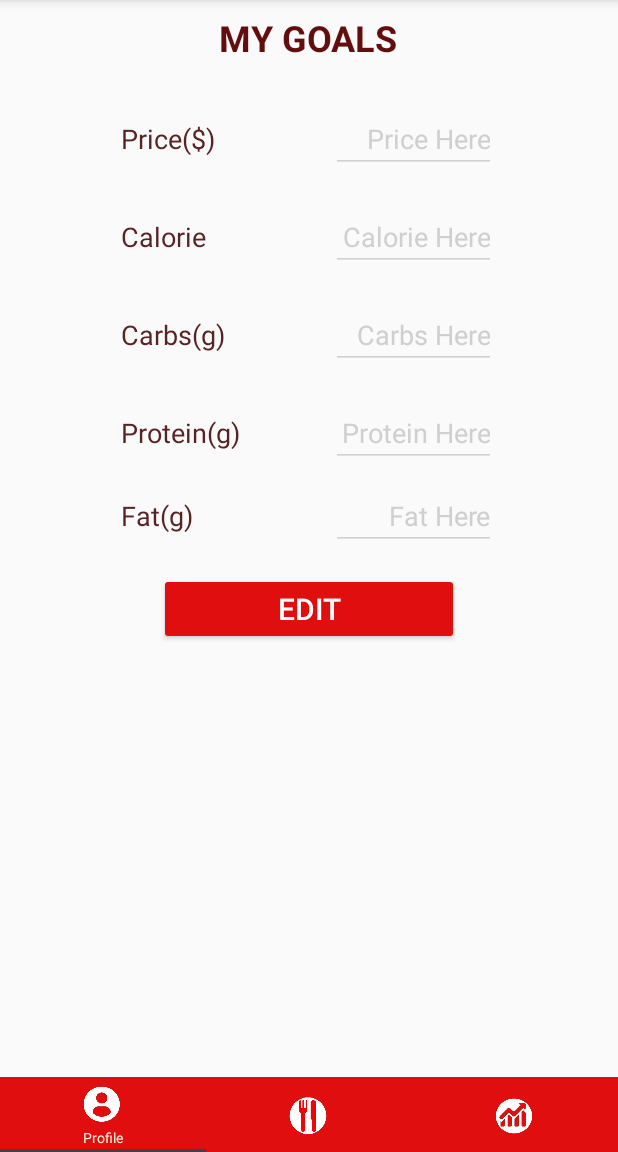
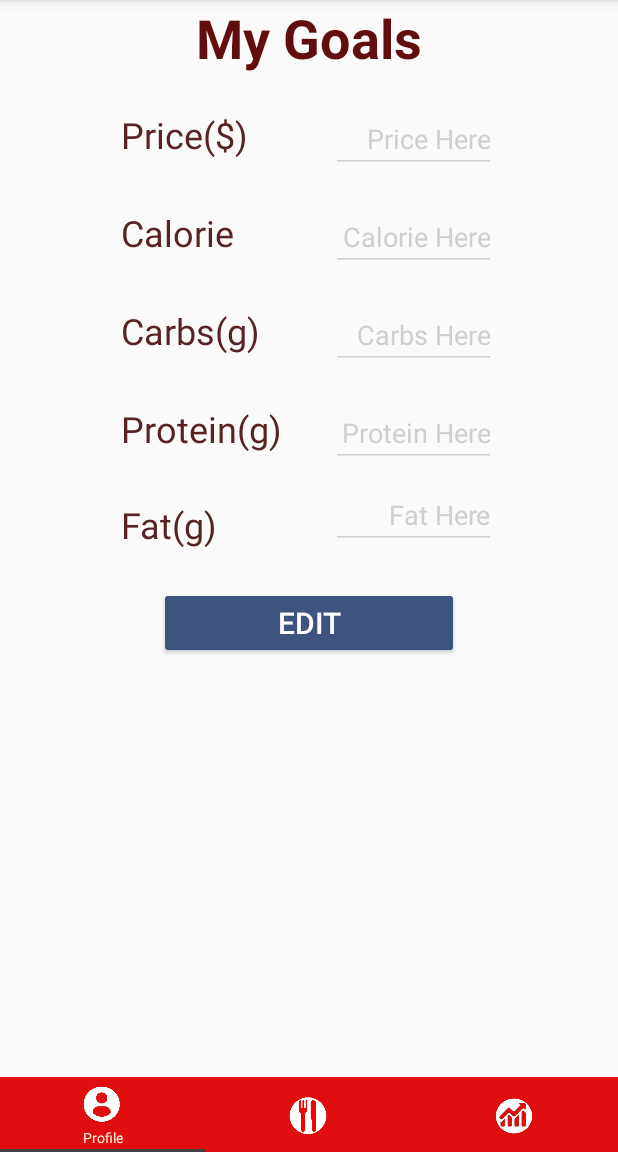
Before and after one commit to YasuChiba/LEET, an Android app: the screen it shows after launch once a user with an empty profile is signed in (MainActivity), after a tap on an icon or button, on a phone screen of 412 x 824 dp, the part 84-1236 px from its top. Run offline under Robolectric (Android 15) with nearby library versions, the phone set to English and light mode, and no system bars; our stand-ins replace Firebase (no records; nobody signed in at launch, a user with empty details on screens opened directly); 20 statements that could not run were skipped; 1 other tap on this screen came first.

Commit message:
Changed text sizes

```diff
--- a/app/src/main/java/com/leet/leet/screen/profile/view/ProfileView.java
+++ b/app/src/main/java/com/leet/leet/screen/profile/view/ProfileView.java
@@ -54,7 +54,7 @@ public class ProfileView implements ProfileViewInterface, View.OnClickListener{
 
     Button goals_save, acc_save, Recommended, delete;
     ViewSwitcher goals_to_acc_vs;
-    ImageButton cancel_info, cancel_goals;
+    ImageButton cancel_goals;
 
 
 
@@ -90,9 +90,7 @@ public class ProfileView implements ProfileViewInterface, View.OnClickListener{
         acc_save.setOnClickListener(this);
         delete = (Button)this.getRootView().findViewById(R.id.Delete);
         delete.setOnClickListener(this);
-        cancel_info = this.getRootView().findViewById(R.id.cancel_info);
         cancel_goals = this.getRootView().findViewById(R.id.cancel_goals);
-        cancel_info.setOnClickListener(this);
         cancel_goals.setOnClickListener(this);
 
 
@@ -215,13 +213,6 @@ public class ProfileView implements ProfileViewInterface, View.OnClickListener{
                 Recommended.setVisibility(View.GONE);
                 cancel_goals.setVisibility(View.GONE);
                 break;
-            case R.id.cancel_info:
-                mListner.discardGoalChanges();
-                acc_save.setText("Edit");
-                setProfileEdit(false);
-                accEdit = false;
-                cancel_info.setVisibility(View.GONE);
-                break;
             case R.id.Recommended:
                 mListner.setRecommended();
                 break;
@@ -229,13 +220,11 @@ public class ProfileView implements ProfileViewInterface, View.OnClickListener{
                 mListner.saveInfoEntity(createUserInfoEntity());
                 if(accEdit == false) {
                     acc_save.setText("Save");
-                    cancel_info.setVisibility(View.VISIBLE);
                     setProfileEdit(true);
                     accEdit = true;
                 }
                 else {
                     acc_save.setText("Edit");
-                    cancel_info.setVisibility(View.GONE);
                     mListner.saveInfoEntity(createUserInfoEntity());
                     setProfileEdit(false);
                     accEdit = false;
--- a/app/src/main/res/layout/viewswitcher_test.xml
+++ b/app/src/main/res/layout/viewswitcher_test.xml
@@ -37,9 +37,9 @@
                         android:layout_centerHorizontal="true"
                         android:layout_centerVertical="true"
                         android:layout_gravity="center"
-                        android:text="MY GOALS"
+                        android:text="My Goals"
                         android:textColor="@color/Lable"
-                        android:textSize="24sp"
+                        android:textSize="36sp"
                         android:textStyle="bold"
                         tools:typeface="sans" />
                 </RelativeLayout>
@@ -50,7 +50,8 @@
                     android:layout_height="450dp"
                     android:layout_below="@+id/relativeLayout"
                     android:layout_centerHorizontal="true"
-                    android:orientation="vertical">
+                    android:orientation="vertical"
+                    android:weightSum="1">
 
                     <RelativeLayout
                         android:layout_width="match_parent"
@@ -93,7 +94,7 @@
                             android:layout_alignParentStart="true"
                             android:text="@string/Price"
                             android:textColor="@color/light_red"
-                            android:textSize="18sp" />
+                            android:textSize="24sp" />
 
 
                     </RelativeLayout>
@@ -133,7 +134,7 @@
                             android:layout_alignParentStart="true"
                             android:text="@string/Calorie"
                             android:textColor="@color/light_red"
-                            android:textSize="18sp" />
+                            android:textSize="24sp" />
 
 
                     </RelativeLayout>
@@ -173,7 +174,7 @@
                             android:layout_alignParentStart="true"
                             android:text="@string/Carbs"
                             android:textColor="@color/light_red"
-                            android:textSize="18sp" />
+                            android:textSize="24sp" />
 
 
                     </RelativeLayout>
@@ -213,23 +214,22 @@
                             android:layout_alignParentStart="true"
                             android:text="@string/Protein"
                             android:textColor="@color/light_red"
-                            android:textSize="18sp" />
+                            android:textSize="24sp" />
 
 
                     </RelativeLayout>
 
                     <RelativeLayout
+                        android:id="@+id/fat_container"
                         android:layout_width="250dp"
                         android:layout_height="wrap_content"
-                        android:layout_gravity="center">
+                        android:layout_gravity="center"
+                        android:layout_weight="0.53">
 
                         <EditText
                             android:id="@+id/Fat"
                             android:layout_width="110dp"
                             android:layout_height="wrap_content"
-                            android:layout_alignParentRight="true"
-                            android:layout_alignParentTop="true"
-                            android:layout_marginTop="10dp"
                             android:backgroundTint="#cfcfcf"
                             android:ems="10"
                             android:gravity="right"
@@ -238,7 +238,9 @@
                             android:maxLength="5"
                             android:textColor="@color/textColor"
                             android:textColorHint="@color/textColorHint"
-                            android:textSize="18sp">>
+                            android:textSize="18sp"
+                            android:layout_centerVertical="true"
+                            android:layout_alignParentEnd="true">>
 
                             <requestFocus />
                         </EditText>
@@ -247,13 +249,11 @@
                             android:id="@+id/fat"
                             android:layout_width="wrap_content"
                             android:layout_height="wrap_content"
-                            android:layout_alignBaseline="@+id/Fat"
-                            android:layout_alignBottom="@+id/Fat"
-                            android:layout_alignParentLeft="true"
                             android:layout_alignParentStart="true"
                             android:text="@string/Fat"
                             android:textColor="@color/light_red"
-                            android:textSize="18sp" />
+                            android:textSize="24sp"
+                            android:layout_alignBottom="@id/Fat" />
 
 
                     </RelativeLayout>
@@ -332,7 +332,7 @@
                         android:gravity="center_horizontal"
                         android:text="My Profile"
                         android:textColor="@color/Lable"
-                        android:textSize="32sp"
+                        android:textSize="36sp"
                         android:textStyle="bold"
                         tools:typeface="sans" />
                 </RelativeLayout>
@@ -341,15 +341,15 @@
                     android:id="@+id/linearLayout1"
                     android:layout_width="345dp"
                     android:layout_height="500dp"
-                    android:orientation="vertical"
-                    android:weightSum="1"
                     android:layout_below="@+id/relativeLayout2"
                     android:layout_centerHorizontal="true"
-                    android:layout_marginTop="27dp">
+                    android:layout_marginTop="27dp"
+                    android:orientation="vertical"
+                    android:weightSum="1">
 
                     <RelativeLayout
                         android:layout_width="250dp"
-                        android:layout_height="70dp"
+                        android:layout_height="48dp"
                         android:layout_gravity="center">
 
                         <TextView
@@ -381,14 +381,14 @@
                             android:layout_alignParentStart="true"
                             android:text="@string/Email"
                             android:textColor="@color/LEET_LABEL"
-                            android:textSize="18sp" />
+                            android:textSize="24sp" />
 
 
                     </RelativeLayout>
 
                     <RelativeLayout
                         android:layout_width="250dp"
-                        android:layout_height="70dp"
+                        android:layout_height="48dp"
                         android:layout_gravity="center">
 
                         <EditText
@@ -420,15 +420,16 @@
                             android:layout_alignParentStart="true"
                             android:text="@string/Name"
                             android:textColor="@color/LEET_LABEL"
-                            android:textSize="18sp" />
+                            android:textSize="24sp" />
 
 
                     </RelativeLayout>
 
                     <RelativeLayout
                         android:layout_width="250dp"
-                        android:layout_height="40dp"
-                        android:layout_gravity="center">
+                        android:layout_height="48dp"
+                        android:layout_gravity="center"
+                        android:layout_weight="0.10">
 
                         <EditText
                             android:id="@+id/Age"
@@ -459,7 +460,7 @@
                             android:layout_alignParentStart="true"
                             android:text="@string/Age"
                             android:textColor="@color/LEET_LABEL"
-                            android:textSize="18sp" />
+                            android:textSize="24sp" />
 
 
                     </RelativeLayout>
@@ -467,9 +468,8 @@
                     <RelativeLayout
                         android:id="@+id/relativeLayout3"
                         android:layout_width="300dp"
-                        android:layout_height="80dp"
-                        android:layout_gravity="center"
-                        android:layout_weight="0.11">
+                        android:layout_height="66dp"
+                        android:layout_gravity="center">
 
                         <TextView
                             android:id="@+id/textView13"
@@ -483,7 +483,7 @@
                             android:gravity="left"
                             android:text="@string/Gender"
                             android:textColor="@color/LEET_LABEL"
-                            android:textSize="18sp" />
+                            android:textSize="24sp" />
 
                         <Spinner
                             android:id="@+id/Gender"
@@ -532,16 +532,6 @@
                             android:textColor="@color/buttonTextColor"
                             android:textSize="20sp" />
 
-                        <ImageButton
-                            android:id="@+id/cancel_info"
-                            android:layout_width="40dp"
-                            android:layout_height="40dp"
-                            android:layout_alignTop="@+id/acc_save"
-                            android:layout_marginStart="16dp"
-                            android:layout_toEndOf="@+id/acc_save"
-                            android:visibility="gone"
-                            app:srcCompat="@mipmap/undo" />
-
                     </RelativeLayout>
 
                 </LinearLayout>
--- a/app/src/main/res/values/colors.xml
+++ b/app/src/main/res/values/colors.xml
@@ -16,6 +16,6 @@
     <color name="Lable">#630e0e</color>
     <color name="textColor">#333333</color>
     <color name="textColorHint">#cfcfcf</color>
-    <color name="buttonColor">#e00e0e</color>
+    <color name="buttonColor">#3d547f</color>
     <color name="buttonTextColor">#ffffff</color>
 </resources>
```
